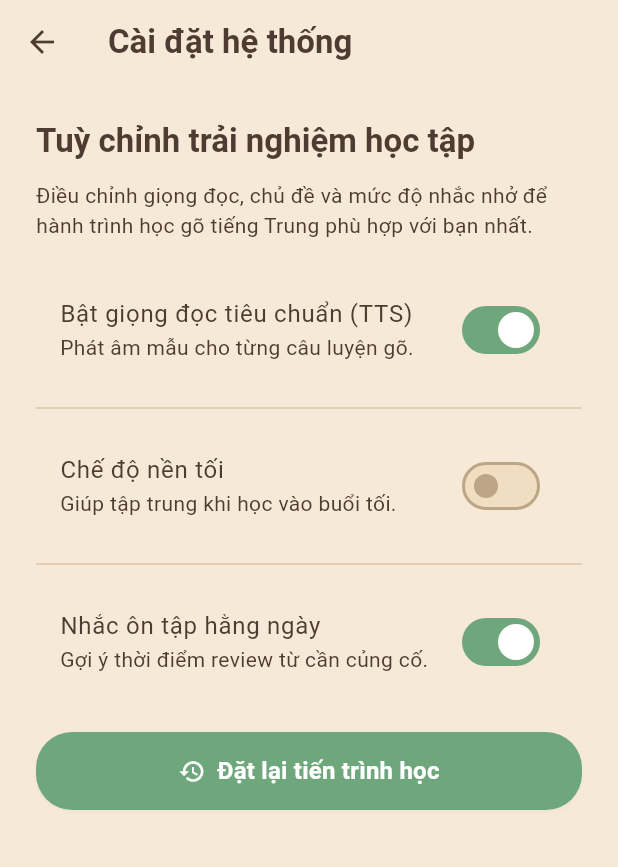
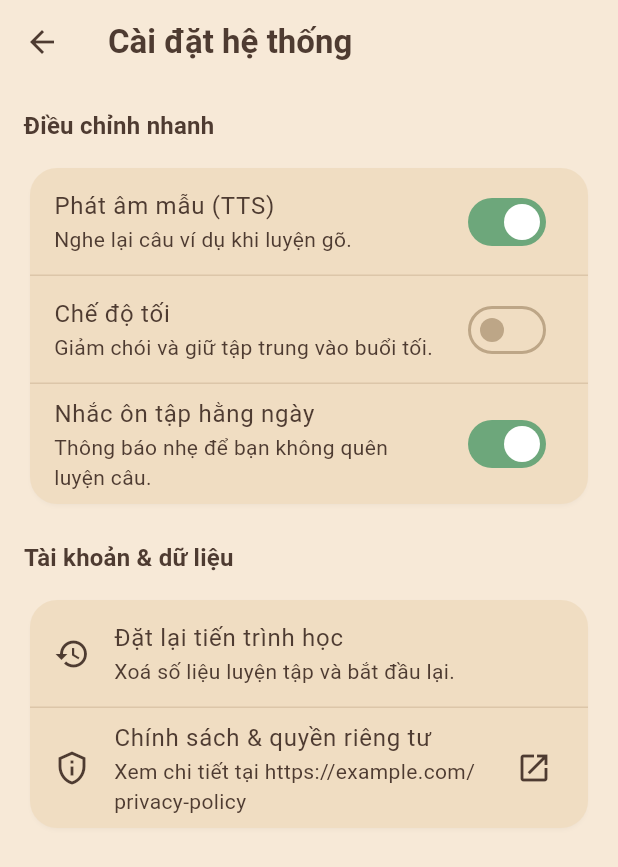
Before and after one commit to hieuhieu2202/learnchinesene, a Flutter app: the SettingsPage screen opened by its route, on a phone screen of 412 x 824 dp. Shown: the top 867 px of the screen. Run offline on Flutter 3.47's test engine with Material 3 defaults, Android fonts, the phone set to English and light mode, and no system bars; our stand-ins replace audioplayers, get, sqflite; accounts and stored records are empty.

Commit message:
Simplify system settings layout and add privacy link

```diff
--- a/lib/features/system/presentation/pages/settings_page.dart
+++ b/lib/features/system/presentation/pages/settings_page.dart
@@ -1,7 +1,10 @@
 import 'package:flutter/material.dart';
+import 'package:url_launcher/url_launcher.dart';
 
 class SettingsPage extends StatelessWidget {
   const SettingsPage({super.key});
+
+  static const _privacyPolicyUrl = 'https://example.com/privacy-policy';
 
   @override
   Widget build(BuildContext context) {
@@ -11,49 +14,76 @@ class SettingsPage extends StatelessWidget {
         title: const Text('Cài đặt hệ thống'),
       ),
       body: ListView(
-        padding: const EdgeInsets.all(24),
+        padding: const EdgeInsets.all(16),
         children: [
           Text(
-            'Tuỳ chỉnh trải nghiệm học tập',
-            style: theme.textTheme.titleLarge?.copyWith(fontWeight: FontWeight.w700),
+            'Điều chỉnh nhanh',
+            style: theme.textTheme.titleMedium?.copyWith(fontWeight: FontWeight.w700),
           ),
           const SizedBox(height: 12),
-          Text(
-            'Điều chỉnh giọng đọc, chủ đề và mức độ nhắc nhở để hành trình học gõ tiếng Trung phù hợp với bạn nhất.',
-            style: theme.textTheme.bodyMedium,
-          ),
-          const SizedBox(height: 24),
+          Card(
+            shape: RoundedRectangleBorder(borderRadius: BorderRadius.circular(18)),
+            child: Column(
+              children: [
                 SwitchListTile.adaptive(
                   value: true,
-            title: const Text('Bật giọng đọc tiêu chuẩn (TTS)'),
-            subtitle: const Text('Phát âm mẫu cho từng câu luyện gõ.'),
+                  title: const Text('Phát âm mẫu (TTS)'),
+                  subtitle: const Text('Nghe lại câu ví dụ khi luyện gõ.'),
                   onChanged: (_) {},
                 ),
-          const Divider(height: 32),
+                const Divider(height: 0),
                 SwitchListTile.adaptive(
                   value: false,
-            title: const Text('Chế độ nền tối'),
-            subtitle: const Text('Giúp tập trung khi học vào buổi tối.'),
+                  title: const Text('Chế độ tối'),
+                  subtitle: const Text('Giảm chói và giữ tập trung vào buổi tối.'),
                   onChanged: (_) {},
                 ),
-          const Divider(height: 32),
+                const Divider(height: 0),
                 SwitchListTile.adaptive(
                   value: true,
                   title: const Text('Nhắc ôn tập hằng ngày'),
-            subtitle: const Text('Gợi ý thời điểm review từ cần củng cố.'),
+                  subtitle: const Text('Thông báo nhẹ để bạn không quên luyện câu.'),
                   onChanged: (_) {},
                 ),
-          const SizedBox(height: 24),
-          ElevatedButton.icon(
-            onPressed: () {},
-            icon: const Icon(Icons.restore),
-            label: const Text('Đặt lại tiến trình học'),
-            style: ElevatedButton.styleFrom(
-              padding: const EdgeInsets.symmetric(horizontal: 24, vertical: 14),
+              ],
+            ),
+          ),
+          const SizedBox(height: 20),
+          Text(
+            'Tài khoản & dữ liệu',
+            style: theme.textTheme.titleMedium?.copyWith(fontWeight: FontWeight.w700),
+          ),
+          const SizedBox(height: 12),
+          Card(
+            shape: RoundedRectangleBorder(borderRadius: BorderRadius.circular(18)),
+            child: Column(
+              children: [
+                ListTile(
+                  leading: const Icon(Icons.restore),
+                  title: const Text('Đặt lại tiến trình học'),
+                  subtitle: const Text('Xoá số liệu luyện tập và bắt đầu lại.'),
+                  onTap: () {},
+                ),
+                const Divider(height: 0),
+                ListTile(
+                  leading: const Icon(Icons.privacy_tip_outlined),
+                  title: const Text('Chính sách & quyền riêng tư'),
+                  subtitle: Text('Xem chi tiết tại $_privacyPolicyUrl'),
+                  trailing: const Icon(Icons.open_in_new),
+                  onTap: () => _openUrl(_privacyPolicyUrl),
+                ),
+              ],
             ),
           ),
         ],
       ),
     );
   }
+
+  Future<void> _openUrl(String url) async {
+    final uri = Uri.parse(url);
+    if (!await launchUrl(uri, mode: LaunchMode.externalApplication)) {
+      debugPrint('Could not open $url');
     }
+  }
+}
--- a/pubspec.yaml
+++ b/pubspec.yaml
@@ -40,6 +40,7 @@ dependencies:
   path_provider: ^2.1.4
   http: ^1.2.2
   audioplayers: ^5.2.1
+  url_launcher: ^6.2.6
 
 dev_dependencies:
   flutter_test:
```
Lines whose indentation alone changed are shown as unchanged.
